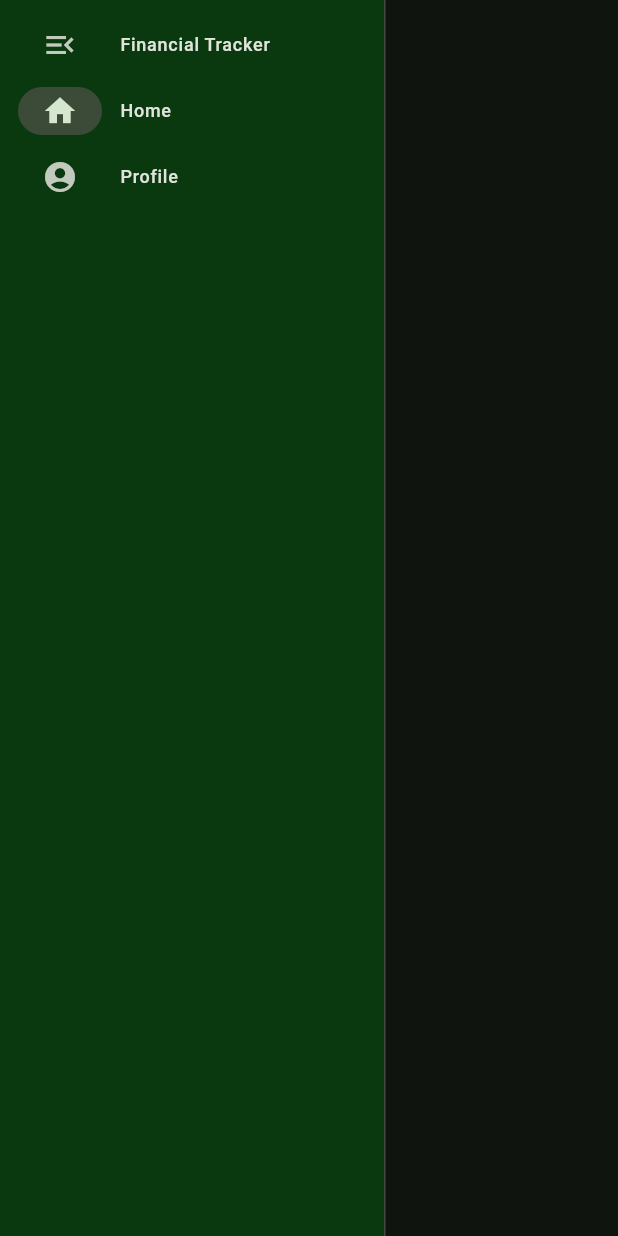
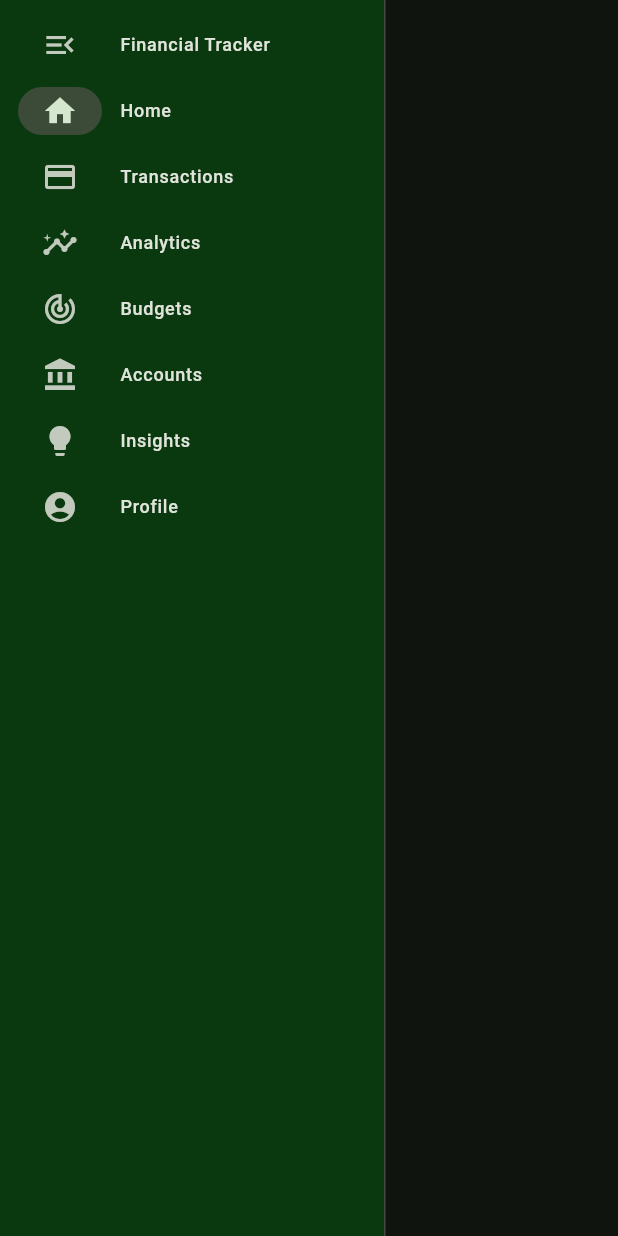
Before and after one commit to rudra-rahul71/financial_tracker, a Flutter app: the NavigatorScafold screen opened directly with empty values, after a tap on "Financial Tracker", after a tap on "Home", on a phone screen of 412 x 824 dp. Run offline on Flutter 3.47's test engine with Material 3 defaults, Android fonts, the light colour scheme and no system bars; our stand-ins replace firebase_auth, firebase_core, go_router; missing offline and left inert: firebase_ui_auth; accounts and stored records are empty.

Commit message:
all pages

```diff
--- a/lib/main.dart
+++ b/lib/main.dart
@@ -1,8 +1,13 @@
 import 'package:financial_tracker/firebase_options.dart';
+import 'package:financial_tracker/pages/accounts.dart';
+import 'package:financial_tracker/pages/analytics.dart';
 import 'package:financial_tracker/pages/auth/sign_in.dart';
 import 'package:financial_tracker/pages/auth/verify_email.dart';
+import 'package:financial_tracker/pages/budgets.dart';
 import 'package:financial_tracker/pages/home.dart';
+import 'package:financial_tracker/pages/insights.dart';
 import 'package:financial_tracker/pages/profile.dart';
+import 'package:financial_tracker/pages/transactions.dart';
 import 'package:financial_tracker/structure.dart';
 import 'package:firebase_core/firebase_core.dart';
 import 'package:firebase_auth/firebase_auth.dart';
@@ -107,6 +112,36 @@ final GoRouter _router = GoRouter(
           },
         ),
         GoRoute(
+          path: '/transactions',
+          builder: (BuildContext context, GoRouterState state) {
+            return TransactionsPage();
+          },
+        ),
+        GoRoute(
+          path: '/analytics',
+          builder: (BuildContext context, GoRouterState state) {
+            return AnalyticsPage();
+          },
+        ),
+        GoRoute(
+          path: '/budgets',
+          builder: (BuildContext context, GoRouterState state) {
+            return BudgetsPage();
+          },
+        ),
+        GoRoute(
+          path: '/accounts',
+          builder: (BuildContext context, GoRouterState state) {
+            return AccountsPage();
+          },
+        ),
+        GoRoute(
+          path: '/insights',
+          builder: (BuildContext context, GoRouterState state) {
+            return InsightsPage();
+          },
+        ),
+        GoRoute(
           path: '/profile',
           builder: (BuildContext context, GoRouterState state) {
             return ProfilePage();
--- a/lib/structure.dart
+++ b/lib/structure.dart
@@ -33,6 +33,21 @@ class _NavigatorScafoldState extends State<NavigatorScafold> {
         context.go('/home');
         break;
       case 2:
+        context.go('/transactions');
+        break;
+      case 3:
+        context.go('/analytics');
+        break;
+      case 4:
+        context.go('/budgets');
+        break;
+      case 5:
+        context.go('/accounts');
+        break;
+      case 6:
+        context.go('/insights');
+        break;
+      case 7:
         context.go('/profile');
         break;
     }
@@ -59,6 +74,26 @@ class _NavigatorScafoldState extends State<NavigatorScafold> {
                   label: Text('Home'),
                 ),
                 const NavigationRailDestination(
+                  icon: Icon(Icons.credit_card),
+                  label: Text('Transactions'),
+                ),
+                const NavigationRailDestination(
+                  icon: Icon(Icons.insights),
+                  label: Text('Analytics'),
+                ),
+                const NavigationRailDestination(
+                  icon: Icon(Icons.track_changes),
+                  label: Text('Budgets'),
+                ),
+                const NavigationRailDestination(
+                  icon: Icon(Icons.account_balance),
+                  label: Text('Accounts'),
+                ),
+                const NavigationRailDestination(
+                  icon: Icon(Icons.lightbulb),
+                  label: Text('Insights'),
+                ),
+                const NavigationRailDestination(
                   icon: Icon(Icons.account_circle),
                   label: Text('Profile'),
                 ),
```
Also changed, not shown: lib/pages/accounts.dart (added, +15 -0 lines), lib/pages/analytics.dart (added, +15 -0 lines), lib/pages/budgets.dart (added, +15 -0 lines), lib/pages/insights.dart (added, +15 -0 lines), lib/pages/transactions.dart (added, +15 -0 lines).
